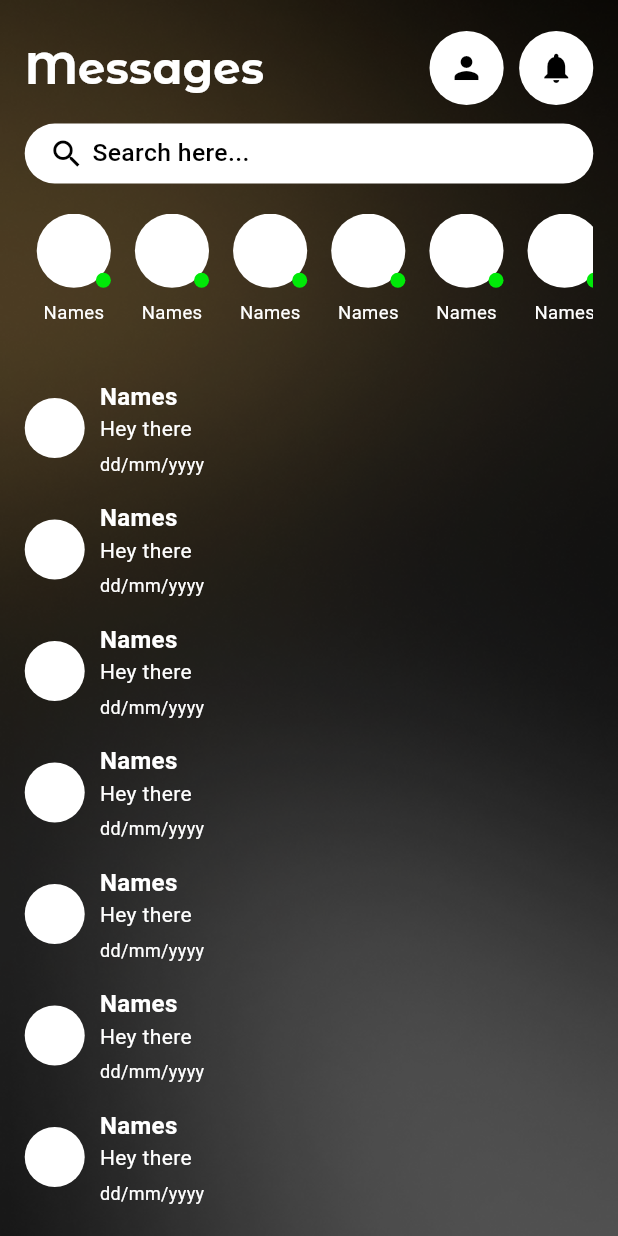
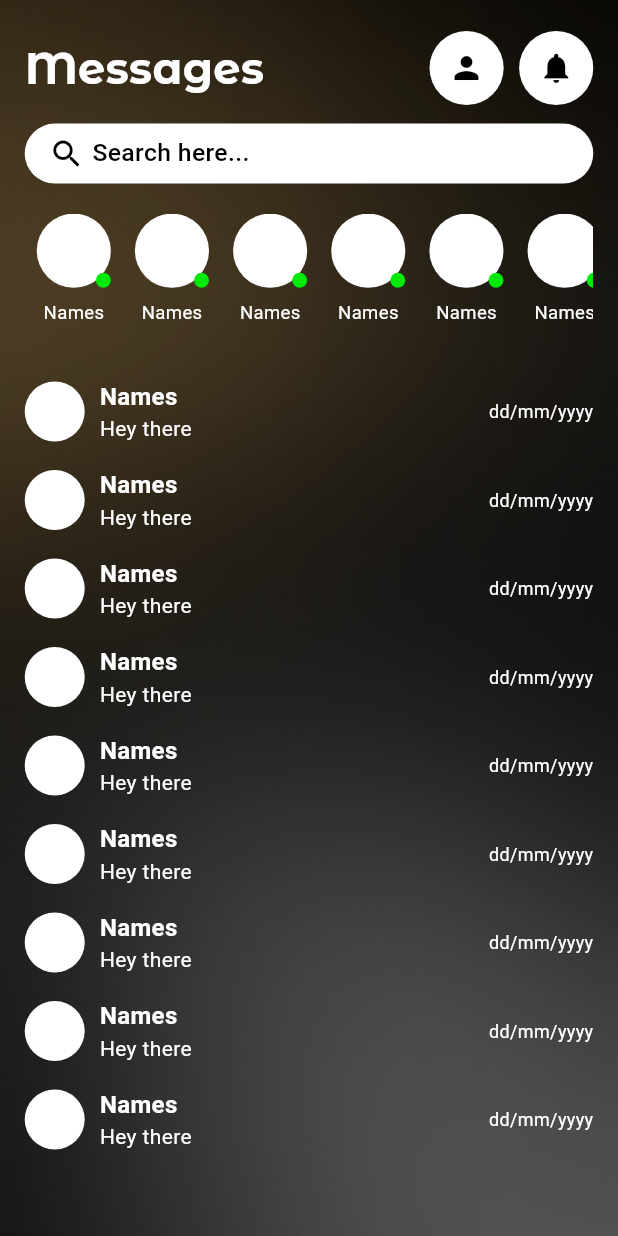
Before and after one commit to Alvin11David/HELPER-APP, a Flutter app: the screen it shows after launch, on a phone screen of 412 x 824 dp. Run offline on Flutter 3.47's test engine with Material 3 defaults, Android fonts, the phone set to English and light mode, and no system bars; our stand-ins replace camera, firebase_core, shared_preferences; missing offline and left inert: google_ml_kit, google_mlkit_face_detection; accounts and stored records are empty.

Commit message:
Working on the chat list screen

```diff
--- a/helper/lib/Chats/Chat_List_Screen.dart
+++ b/helper/lib/Chats/Chat_List_Screen.dart
@@ -177,15 +177,15 @@ class ChatListScreen extends StatelessWidget {
                                     fontSize: 14,
                                   ),
                                 ),
-                                const SizedBox(height: 5),
-                                Text(
-                                  'dd/mm/yyyy',
-                                  style: TextStyle(
-                                    color: Colors.white,
-                                    fontSize: 12,
-                                  ),
-                                ),
                               ],
+                            ),
+                            const Spacer(),
+                            Text(
+                              'dd/mm/yyyy',
+                              style: TextStyle(
+                                color: Colors.white,
+                                fontSize: 12,
+                              ),
                             ),
                           ],
                         ),
```
